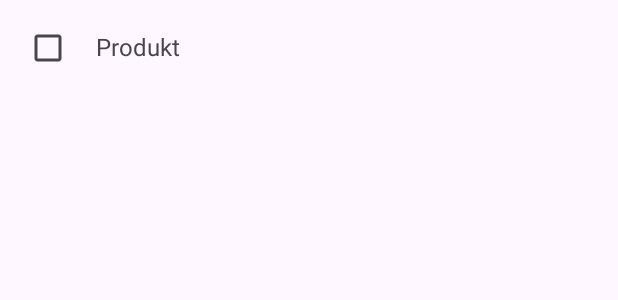
After one commit to s24967-pj/PAMO, an Android app: the layout item_shopping.xml on its own in the app's theme, with its tools: preview values and no code run, on a phone screen of 412 x 824 dp. The commit adds this screen. Shown: the top 300 px of the screen. Run offline under Robolectric (Android 15) with nearby library versions, the phone set to English and light mode, and no system bars.

Commit message:
Creating Shopping List for recipie

```diff
--- a/app/src/main/AndroidManifest.xml
+++ b/app/src/main/AndroidManifest.xml
@@ -33,6 +33,8 @@
             android:exported="true"
             android:theme="@style/Theme.BMI"/>
 
+        <activity android:name=".ShoppingListActivity" />
+
     </application>
 
 </manifest>
--- /dev/null
+++ b/app/src/main/res/layout/item_shopping.xml
@@ -0,0 +1,21 @@
+<?xml version="1.0" encoding="utf-8"?>
+<LinearLayout xmlns:android="http://schemas.android.com/apk/res/android"
+    android:layout_width="match_parent"
+    android:layout_height="wrap_content"
+    android:orientation="horizontal"
+    android:padding="8dp">
+
+    <CheckBox
+        android:id="@+id/itemCheckBox"
+        android:layout_width="wrap_content"
+        android:layout_height="wrap_content"/>
+
+    <TextView
+        android:id="@+id/itemName"
+        android:layout_width="0dp"
+        android:layout_height="wrap_content"
+        android:layout_weight="1"
+        android:paddingStart="8dp"
+        android:text="Produkt"
+        android:textSize="16sp" />
+</LinearLayout>
--- a/app/src/main/res/values/strings.xml
+++ b/app/src/main/res/values/strings.xml
@@ -31,6 +31,9 @@
     <string name="bmi_optimal">OPTYMALNA MASA CIAŁA</string>
     <string name="bmi_underweight">NIEDOWAGA</string>
 
+    <string name="shopping_list_title">Lista Zakupów</string>
+    <string name="exitbutton">Wróć</string>
+
     <string-array name="gender_array">
         <item>Mężczyzna</item>
         <item>Kobieta</item>
```
Also changed, not shown: app/src/main/java/com/example/bmi/CaloriesActivity.java (+24 -34 lines), app/src/main/java/com/example/bmi/ShoppingListActivity.java (added, +63 -0 lines), app/src/main/res/layout/activity_calories.xml (+8 -0 lines), app/src/main/res/layout/activity_shopping_list.xml (added, +33 -0 lines), app/src/main/res/layout/item_shopping_list.xml (added, +32 -0 lines).
